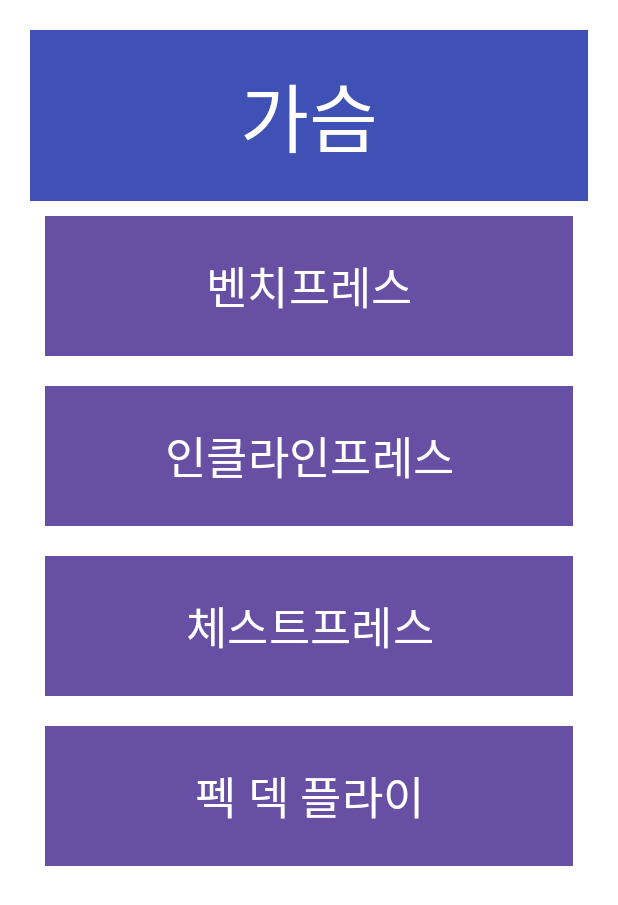
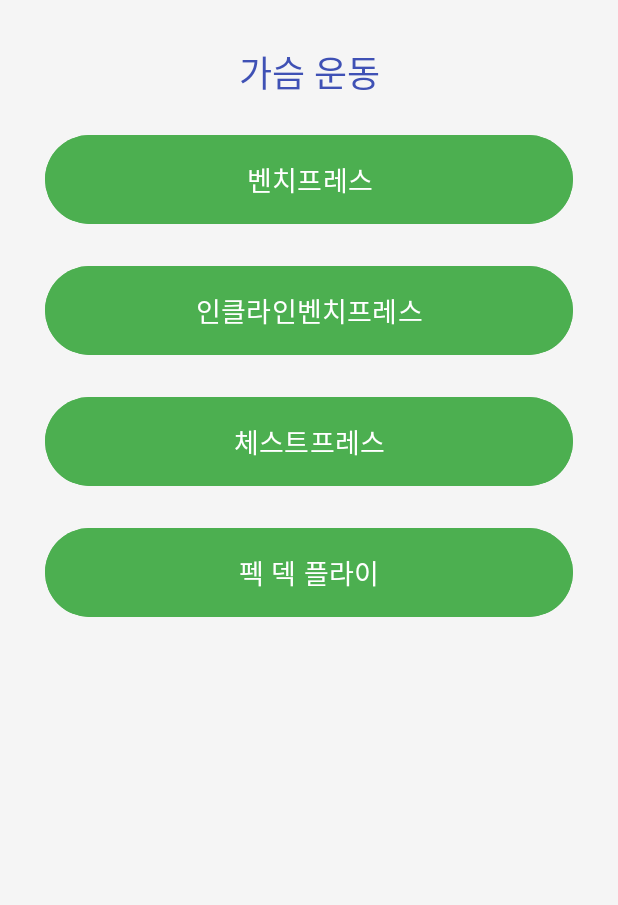
Before and after one commit to bitcoin7661/hit, an Android app: the EquipmentChest screen opened directly, with no data from a screen before it, on a phone screen of 412 x 824 dp. Shown: the top 905 px of the screen. Run offline under Robolectric (Android 15) with nearby library versions, the phone set to English and light mode, and no system bars.

Commit message:
운동 ui변경, 등 클래스 이름 수정

```diff
--- a/app/src/main/AndroidManifest.xml
+++ b/app/src/main/AndroidManifest.xml
@@ -37,7 +37,7 @@
 
         <activity android:name=".HealthCareActivity"></activity>
         <activity android:name=".EquipmentBack"></activity>
-        <activity android:name=".EquipmentDetailActivity"></activity>
+        <activity android:name=".EquipmentBackDetailActivity"></activity>
         <activity android:name=".EquipmentChest"></activity>
         <activity android:name=".EquipmentlowerBody"></activity>
 <!--        <activity android:name=".LowerBodyDetailActivity"></activity>-->
--- a/app/src/main/java/com/example/hit33/ChestDetailActivity.kt
+++ b/app/src/main/java/com/example/hit33/ChestDetailActivity.kt
@@ -27,7 +27,7 @@ class ChestDetailActivity : AppCompatActivity(), BluetoothLEManager.DataReceiver
     @SuppressLint("MissingInflatedId")
     override fun onCreate(savedInstanceState: Bundle?) {
         super.onCreate(savedInstanceState)
-        setContentView(R.layout.activity_equipment_detail)
+        setContentView(R.layout.activity_back_detail)
 
         // UI 요소 초기화
         initializeViews()
@@ -50,8 +50,8 @@ class ChestDetailActivity : AppCompatActivity(), BluetoothLEManager.DataReceiver
         tvDistance = findViewById(R.id.tvDistance)
         tvSpeed = findViewById(R.id.tvSpeed)
         tvCount = findViewById(R.id.tvCount)
-        etTargetMinDistance = findViewById(R.id.etTargetMinDistance)
-        etTargetMaxDistance = findViewById(R.id.etTargetMaxDistance)
+//        etTargetMinDistance = findViewById(R.id.etTargetMinDistance)
+//        etTargetMaxDistance = findViewById(R.id.etTargetMaxDistance)
         etTargetCount = findViewById(R.id.etTargetCount)
     }
 
--- a/app/src/main/java/com/example/hit33/EquipmentBack.kt
+++ b/app/src/main/java/com/example/hit33/EquipmentBack.kt
@@ -23,7 +23,7 @@ class EquipmentBack : AppCompatActivity() {
 
 
     private fun openInfo(equipment: String) {
-        val intent = Intent(this, EquipmentDetailActivity::class.java)
+        val intent = Intent(this, EquipmentBackDetailActivity::class.java)
         intent.putExtra("EQUIPMENT_NAME", equipment) // 선택한 운동 기구 이름을 전달
         startActivity(intent) // Activity 실행
     }
--- a/app/src/main/java/com/example/hit33/EquipmentDetailActivity.kt
+++ b/app/src/main/java/com/example/hit33/EquipmentBackDetailActivity.kt
@@ -8,8 +8,8 @@ import android.widget.TextView
 import android.widget.Toast
 import androidx.appcompat.app.AppCompatActivity
 
-//등
-class EquipmentDetailActivity : AppCompatActivity() {
+//등 운동기구 기능
+class EquipmentBackDetailActivity : AppCompatActivity() {
 
     private lateinit var tvDistance: TextView
     private lateinit var etMoving: EditText // 가동범위 표시 EditText
@@ -19,7 +19,7 @@ class EquipmentDetailActivity : AppCompatActivity() {
 
     override fun onCreate(savedInstanceState: Bundle?) {
         super.onCreate(savedInstanceState)
-        setContentView(R.layout.activity_equipment_detail)
+        setContentView(R.layout.activity_back_detail)
 
         // UI 요소 초기화
         tvDistance = findViewById(R.id.tvDistance)
--- a/app/src/main/java/com/example/hit33/EquipmentChest.kt
+++ b/app/src/main/java/com/example/hit33/EquipmentChest.kt
@@ -23,7 +23,7 @@ class EquipmentChest : AppCompatActivity() {
 
 
     private fun openInfo(equipment: String) {
-        val intent = Intent(this, EquipmentDetailActivity::class.java)
+        val intent = Intent(this, EquipmentBackDetailActivity::class.java)
         intent.putExtra("EQUIPMENT_NAME", equipment) // 선택한 운동 기구 이름을 전달
         startActivity(intent) // Activity 실행
     }
--- a/app/src/main/java/com/example/hit33/EquipmentlowerBody.kt
+++ b/app/src/main/java/com/example/hit33/EquipmentlowerBody.kt
@@ -21,7 +21,7 @@ class EquipmentlowerBody : AppCompatActivity() {
 
     private fun openInfo(equipment: String) {
         // 선택된 운동 기구에 대한 정보를 보여줄 Activity를 실행
-        val intent = Intent(this, EquipmentDetailActivity::class.java)
+        val intent = Intent(this, EquipmentBackDetailActivity::class.java)
         intent.putExtra("EQUIPMENT_NAME", equipment) // 선택한 운동 기구 이름을 전달
         startActivity(intent) // Activity 실행
     }
--- a/app/src/main/java/com/example/hit33/HealthCareActivity.kt
+++ b/app/src/main/java/com/example/hit33/HealthCareActivity.kt
@@ -53,7 +53,7 @@ class HealthCareActivity : AppCompatActivity(), BluetoothLEManager.DataReceiver
             "가슴" -> Intent(this, EquipmentChest::class.java)
             "등" -> Intent(this, EquipmentBack::class.java)
             "하체" -> Intent(this, EquipmentlowerBody::class.java)
-            else -> Intent(this, EquipmentDetailActivity::class.java)
+            else -> Intent(this, EquipmentBackDetailActivity::class.java)
         }
         intent.putExtra("EQUIPMENT_NAME", part)
         startActivity(intent)
--- a/app/src/main/java/com/example/hit33/LowerBodyDetailActivity.kt
+++ b/app/src/main/java/com/example/hit33/LowerBodyDetailActivity.kt
@@ -27,7 +27,7 @@ class LowerBodyDetailActivity : AppCompatActivity(), BluetoothLEManager.DataRece
     @SuppressLint("MissingInflatedId")
     override fun onCreate(savedInstanceState: Bundle?) {
         super.onCreate(savedInstanceState)
-        setContentView(R.layout.activity_equipment_detail)
+        setContentView(R.layout.activity_back_detail)
 
         // UI 요소 초기화
         initializeViews()
@@ -50,8 +50,8 @@ class LowerBodyDetailActivity : AppCompatActivity(), BluetoothLEManager.DataRece
         tvDistance = findViewById(R.id.tvDistance)
         tvSpeed = findViewById(R.id.tvSpeed)
         tvCount = findViewById(R.id.tvCount)
-        etTargetMinDistance = findViewById(R.id.etTargetMinDistance)
-        etTargetMaxDistance = findViewById(R.id.etTargetMaxDistance)
+//        etTargetMinDistance = findViewById(R.id.etTargetMinDistance)
+//        etTargetMaxDistance = findViewById(R.id.etTargetMaxDistance)
         etTargetCount = findViewById(R.id.etTargetCount)
     }
 
--- /dev/null
+++ b/app/src/main/res/drawable/edit_text_background.xml
@@ -0,0 +1,6 @@
+<?xml version="1.0" encoding="utf-8"?>
+<shape xmlns:android="http://schemas.android.com/apk/res/android">
+    <solid android:color="#FFFFFF" /> <!-- 배경 색상 -->
+    <stroke android:width="2dp" android:color="#BDBDBD" /> <!-- 테두리 색상 -->
+    <corners android:radius="8dp" /> <!-- 둥근 모서리 -->
+</shape>
--- a/app/src/main/res/layout/activity_chest.xml
+++ b/app/src/main/res/layout/activity_chest.xml
@@ -1,68 +1,80 @@
-<?xml version="1.0" encoding="utf-8"?>
 <RelativeLayout xmlns:android="http://schemas.android.com/apk/res/android"
     android:layout_width="match_parent"
     android:layout_height="match_parent"
+    xmlns:app="http://schemas.android.com/apk/res-auto"
     android:padding="20dp"
-    android:background="#ffff">
+    android:background="#F5F5F5">
 
+    <!-- 제목 -->
     <TextView
         android:id="@+id/tvTitle"
         android:layout_width="match_parent"
         android:layout_height="wrap_content"
-        android:text="가슴"
-        android:textSize="50sp"
-        android:textColor="#ffff"
-        android:background="#3F51B5"
-        android:padding="20dp"
+        android:text="가슴 운동"
+        android:textSize="24sp"
+        android:textColor="#3F51B5"
+        android:fontFamily="sans-serif-medium"
         android:gravity="center"
+        android:layout_margin="10dp"
         android:layout_alignParentTop="true" />
 
+    <!-- 풀업 버튼 -->
     <Button
         android:id="@+id/btnbenchpress"
         android:layout_width="match_parent"
         android:layout_height="wrap_content"
         android:text="벤치프레스"
-        android:textColor="#ffff"
-        android:textSize="30sp"
-        android:background="#673AB7"
+        android:textSize="18sp"
+        android:textColor="#FFFFFF"
+        android:backgroundTint="#4CAF50"
         android:layout_margin="10dp"
-        android:padding="20dp"
+        android:elevation="4dp"
+        android:padding="16dp"
         android:layout_marginTop="8dp"
         android:layout_below="@id/tvTitle" />
 
+    <!-- 랫풀다운 버튼 -->
     <Button
         android:id="@+id/btninclinpress"
         android:layout_width="match_parent"
         android:layout_height="wrap_content"
-        android:text="인클라인프레스"
-        android:textSize="30sp"
+        android:text="인클라인벤치프레스"
+        android:textSize="18sp"
+        android:textColor="#FFFFFF"
+        android:backgroundTint="#4CAF50"
         android:layout_margin="10dp"
-        android:padding="20dp"
-        android:background="#673AB7"
+        android:elevation="4dp"
+        android:padding="16dp"
         android:layout_marginTop="8dp"
         android:layout_below="@id/btnbenchpress" />
 
+    <!-- 시티드로우 버튼 -->
     <Button
         android:id="@+id/btnchestpress"
         android:layout_width="match_parent"
         android:layout_height="wrap_content"
         android:text="체스트프레스"
+        android:textSize="18sp"
+        android:textColor="#FFFFFF"
+        android:backgroundTint="#4CAF50"
         android:layout_margin="10dp"
-        android:padding="20dp"
-        android:textSize="30sp"
-        android:background="#673AB7"
+        android:elevation="4dp"
+        android:padding="16dp"
         android:layout_marginTop="8dp"
         android:layout_below="@id/btninclinpress" />
 
+    <!-- 바벨로우 버튼 -->
     <Button
         android:id="@+id/btnfly"
         android:layout_width="match_parent"
         android:layout_height="wrap_content"
         android:text="펙 덱 플라이"
+        android:textSize="18sp"
+        android:textColor="#FFFFFF"
+        android:backgroundTint="#4CAF50"
         android:layout_margin="10dp"
-        android:padding="20dp"
-        android:textSize="30sp"
-        android:background="#673AB7"
+        android:elevation="4dp"
+        android:padding="16dp"
         android:layout_marginTop="8dp"
         android:layout_below="@id/btnchestpress" />
 </RelativeLayout>
```
Also changed, not shown: app/src/main/res/layout/activity_back.xml (+32 -20 lines), app/src/main/res/layout/activity_lowerbody.xml (+32 -19 lines), app/src/main/res/layout/activity_back_detail.xml (line endings or trailing spaces).
